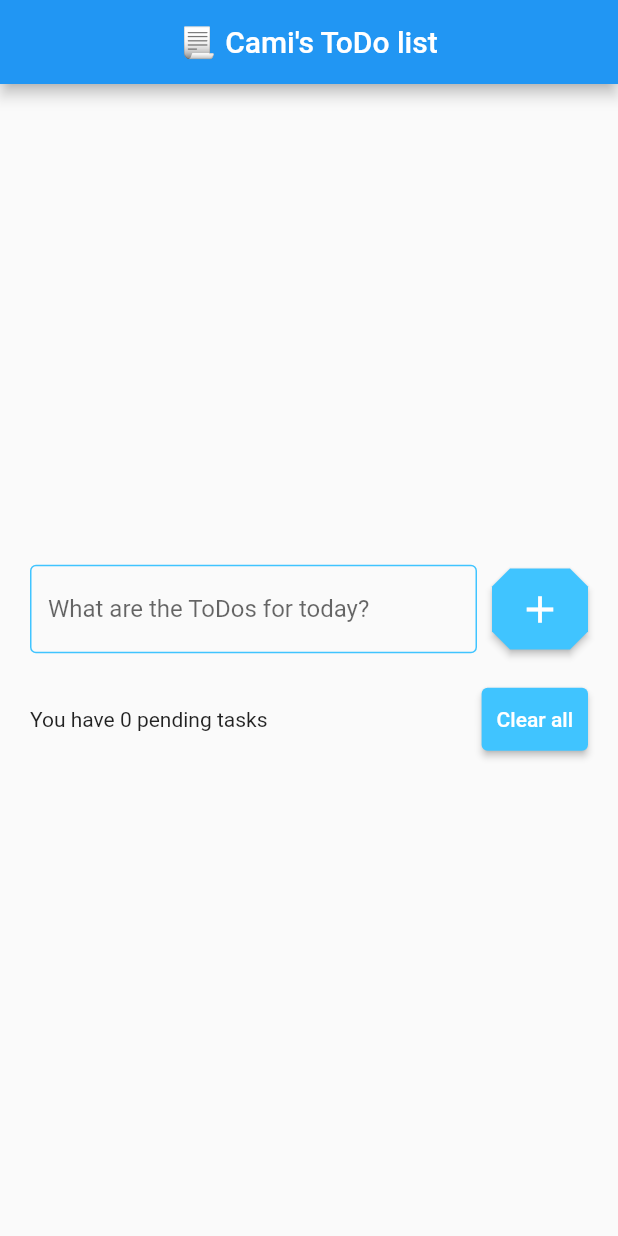
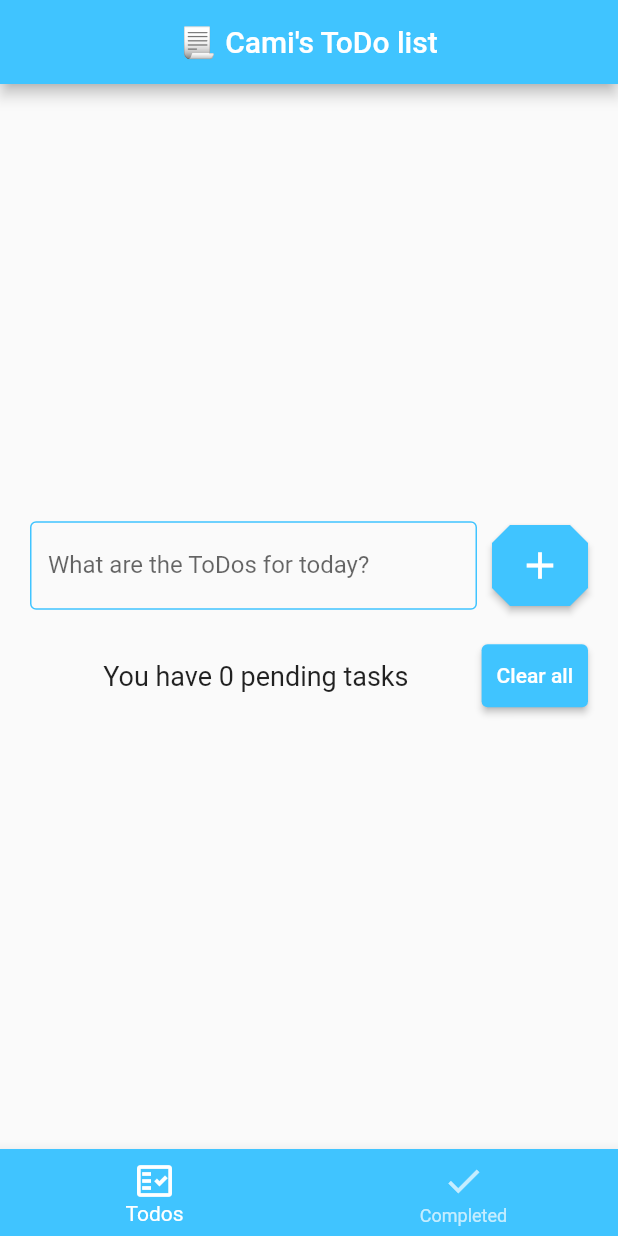
Before and after one commit to wjj28/todo_list, a Flutter app: the screen it shows after launch, on a phone screen of 412 x 824 dp. Run offline on Flutter 3.47's test engine with Material 2 defaults, Android fonts, the light colour scheme and no system bars; our stand-ins replace flutter_slidable, shared_preferences.

Commit message:
2 tabs for Todos and Completed task

```diff
--- a/lib/pages/todo_list_page.dart
+++ b/lib/pages/todo_list_page.dart
@@ -2,6 +2,7 @@ import 'package:flutter/material.dart';
 import 'package:todo_list/repositories/todo_repository.dart';
 
 import '../models/todo.dart';
+import '../widgets/completed_todo_list_item.dart';
 import '../widgets/todo_list_item.dart';
 
 class TodoListPage extends StatefulWidget {
@@ -15,13 +16,13 @@ class _TodoListPageState extends State<TodoListPage> {
   final TextEditingController todoController = TextEditingController();
   final TodoRepository todoRepository = TodoRepository();
 
-
   List<Todo> todos = [];
+  List<Todo> completed = [];
 
   Todo? deletedTodo;
   int? deletedTodoPos;
   Todo? completedTodo;
-
+  int selectedIndex = 0;
 
   @override
   void initState() {
@@ -38,31 +39,8 @@ class _TodoListPageState extends State<TodoListPage> {
 
   @override
   Widget build(BuildContext context) {
-    return SafeArea(
-      child: Scaffold(
-        appBar: AppBar(
-          title: const Text(' 📃 Cami\'s ToDo list '),
-          centerTitle: true,
-          // actions: [
-          //   Padding(
-          //     padding: const EdgeInsets.symmetric(horizontal: 18.0),
-          //     child: IconButton(
-          //       icon: const Icon(Icons.task_sharp),
-          //       onPressed: () {
-          //         // Navigator.push(
-          //         //   context,
-          //         //   MaterialPageRoute(
-          //         //     builder: (context) {
-          //         //       return  CompletedTodosPage(todo: todos);
-          //         //     },
-          //         //   ),
-          //         // );
-          //       },
-          //     ),
-          //   ),
-          // ],
-        ),
-        body: Center(
+    final tabs = [
+      Center(
         child: Padding(
           padding: const EdgeInsets.symmetric(horizontal: 20.0, vertical: 30),
           child: Column(
@@ -74,19 +52,15 @@ class _TodoListPageState extends State<TodoListPage> {
                   Expanded(
                     child: TextField(
                       controller: todoController,
-                        decoration:  InputDecoration(
+                      decoration: InputDecoration(
                         labelText: 'What are the ToDos for today?',
                         // hintText: 'Read a book..',
                         enabledBorder: const OutlineInputBorder(
-                              borderSide: BorderSide(
-                                  color: Colors.lightBlueAccent
-                              )
-                          ),
+                            borderSide:
+                                BorderSide(color: Colors.lightBlueAccent)),
                         border: const OutlineInputBorder(
-                              borderSide: BorderSide(
-                                  color: Colors.lightBlueAccent
-                              )
-                          ),
+                            borderSide:
+                                BorderSide(color: Colors.lightBlueAccent)),
                         errorText: errorText,
                       ),
                       // onSubmitted: onSubmitted,
@@ -133,10 +107,12 @@ class _TodoListPageState extends State<TodoListPage> {
               Row(
                 children: [
                   Expanded(
-                      child: Text('You have ${todos.length} pending tasks'),
+                    child: Center(
+                      child: Text(
+                        'You have ${todos.length} pending tasks',
+                        style: const TextStyle(fontSize: 18),
                       ),
-                    const SizedBox(
-                      width: 10,
+                    ),
                   ),
                   ElevatedButton(
                     onPressed: () {
@@ -151,7 +127,74 @@ class _TodoListPageState extends State<TodoListPage> {
                           horizontal: 10, vertical: 13),
                     ),
                     child: const Text('Clear all'),
-                    )
+                  ),
+                ],
+              ),
+            ],
+          ),
+        ),
+      ),
+
+      // Completed todos
+      Container(
+        color: Colors.white,
+        child: Center(
+          child: Padding(
+            padding: const EdgeInsets.symmetric(horizontal: 20.0, vertical: 30),
+            child: Column(
+              // mainAxisSize: MainAxisSize.min,
+              children: [
+                const Text(
+                  'Completed ToDos',
+                  style: TextStyle(
+                      color: Colors.lightBlueAccent,
+                      fontSize: 20,
+                      fontWeight: FontWeight.bold),
+                ),
+                const SizedBox(
+                  height: 10,
+                ),
+                // new task
+                Flexible(
+                  child: ListView(
+                    shrinkWrap: true,
+                    children: [
+                      for (Todo todo in completed)
+                        CompletedTodoListItem(
+                          todo: todo,
+                        ),
+                    ],
+                  ),
+                ),
+                const SizedBox(
+                  height: 10,
+                ),
+
+                // Bottom widget
+                Row(
+                  children: [
+                    Expanded(
+                      child: Center(
+                        child: Text(
+                          'Completed tasks: ${completed.length}',
+                          style: const TextStyle(fontSize: 20),
+                        ),
+                      ),
+                    ),
+                    ElevatedButton(
+                      onPressed: () {
+                        setState(() {
+                          showDeleteAllCompletedConfirmationDialog();
+                        });
+                      },
+                      style: ElevatedButton.styleFrom(
+                        primary: Colors.lightBlueAccent,
+                        // fixedSize: const Size(10,55)
+                        padding: const EdgeInsets.symmetric(
+                            horizontal: 10, vertical: 13),
+                      ),
+                      child: const Text('Clear all'),
+                    ),
                   ],
                 ),
               ],
@@ -159,13 +202,47 @@ class _TodoListPageState extends State<TodoListPage> {
           ),
         ),
       ),
+    ];
+
+    return SafeArea(
+      child: Scaffold(
+          appBar: AppBar(
+            backgroundColor: Colors.lightBlueAccent,
+            title: const Text(' 📃 Cami\'s ToDo list '),
+            centerTitle: true,
+          ),
+          bottomNavigationBar: BottomNavigationBar(
+              backgroundColor: Colors.lightBlueAccent,
+              unselectedItemColor: Colors.white.withOpacity(0.7),
+              selectedItemColor: Colors.white,
+              currentIndex: selectedIndex,
+              onTap: (index) => setState(() {
+                    selectedIndex = index;
+                  }),
+              items: const [
+                BottomNavigationBarItem(
+                  icon: Icon(
+                    Icons.fact_check_outlined,
+                    size: 28,
+                  ),
+                  label: 'Todos',
+                ),
+                BottomNavigationBarItem(
+                  icon: Icon(
+                    Icons.done,
+                    size: 28,
+                  ),
+                  label: 'Completed',
+                ),
+              ]),
+          body: tabs[selectedIndex]),
     );
   }
 
   void newTodo() {
     String task = todoController.text;
 
-    if(task.isEmpty){
+    if (task.isEmpty) {
       setState(() {
         errorText = 'It cannot be empty';
       });
@@ -174,8 +251,6 @@ class _TodoListPageState extends State<TodoListPage> {
     setState(() {
       Todo newTodo = Todo(title: task, dateTime: DateTime.now());
       todos.add(newTodo);
-
-
     });
     todoController.clear();
     todoRepository.saveTodoList(todos);
@@ -187,8 +262,8 @@ class _TodoListPageState extends State<TodoListPage> {
     deletedTodoPos = todos.indexOf(todo);
 
     setState(() {
+      completed.add(todo);
       todos.remove(todo);
-      // todos.add(deletedTodo!);
     });
     todoRepository.saveTodoList(todos);
 
@@ -217,6 +292,7 @@ class _TodoListPageState extends State<TodoListPage> {
 
     setState(() {
       todos.remove(todo);
+      completed.remove(todo);
     });
     todoRepository.saveTodoList(todos);
 
@@ -239,7 +315,7 @@ class _TodoListPageState extends State<TodoListPage> {
     );
   }
 
-  // Delete all
+  // Delete all from todos
   void showDeleteAllConfirmationDialog() {
     showDialog(
       context: context,
@@ -260,7 +336,7 @@ class _TodoListPageState extends State<TodoListPage> {
           TextButton(
             onPressed: () {
               Navigator.of(context).pop();
-              deleteAll();
+              deleteAllTodos();
             },
             style: TextButton.styleFrom(
               primary: Colors.red,
@@ -272,10 +348,49 @@ class _TodoListPageState extends State<TodoListPage> {
     );
   }
 
-  void deleteAll() {
+  void showDeleteAllCompletedConfirmationDialog() {
+    showDialog(
+      context: context,
+      builder: (context) => AlertDialog(
+        title: const Text('Clear all?'),
+        content: const Text('You are about to delete all the completed todos'),
+        actions: [
+          //cancel
+          TextButton(
+            onPressed: () {
+              Navigator.of(context).pop();
+            },
+            style: TextButton.styleFrom(
+              primary: Colors.blue,
+            ),
+            child: const Text('Cancel'),
+          ),
+          TextButton(
+            onPressed: () {
+              Navigator.of(context).pop();
+              deleteAllCompletedTodos();
+            },
+            style: TextButton.styleFrom(
+              primary: Colors.red,
+            ),
+            child: const Text('Delete all'),
+          ),
+        ],
+      ),
+    );
+  }
+
+  void deleteAllTodos() {
     setState(() {
       todos.clear();
     });
     todoRepository.saveTodoList(todos);
   }
+
+  void deleteAllCompletedTodos() {
+    setState(() {
+      completed.clear();
+    });
+    todoRepository.saveTodoList(todos);
   }
+}
--- a/lib/widgets/todo_list_item.dart
+++ b/lib/widgets/todo_list_item.dart
@@ -8,7 +8,7 @@ class TodoListItem extends StatefulWidget {
   const TodoListItem({
     Key? key,
     required this.todo,
-    required this.onDelete,
+     required this.onDelete,
     required this.onComplete,
   }) : super(key: key);
 
@@ -110,7 +110,7 @@ class _TodoListItemState extends State<TodoListItem> {
     );
   }
 
-  // void completedTodo(BuildContext context, todo) {}
+
 
 
 }
```
Also changed, not shown: lib/widgets/completed_todo_list_item.dart (added, +54 -0 lines), pubspec.yaml (+8 -2 lines), pubspec.lock, 12 other files. Lines whose indentation alone changed are shown as unchanged.
